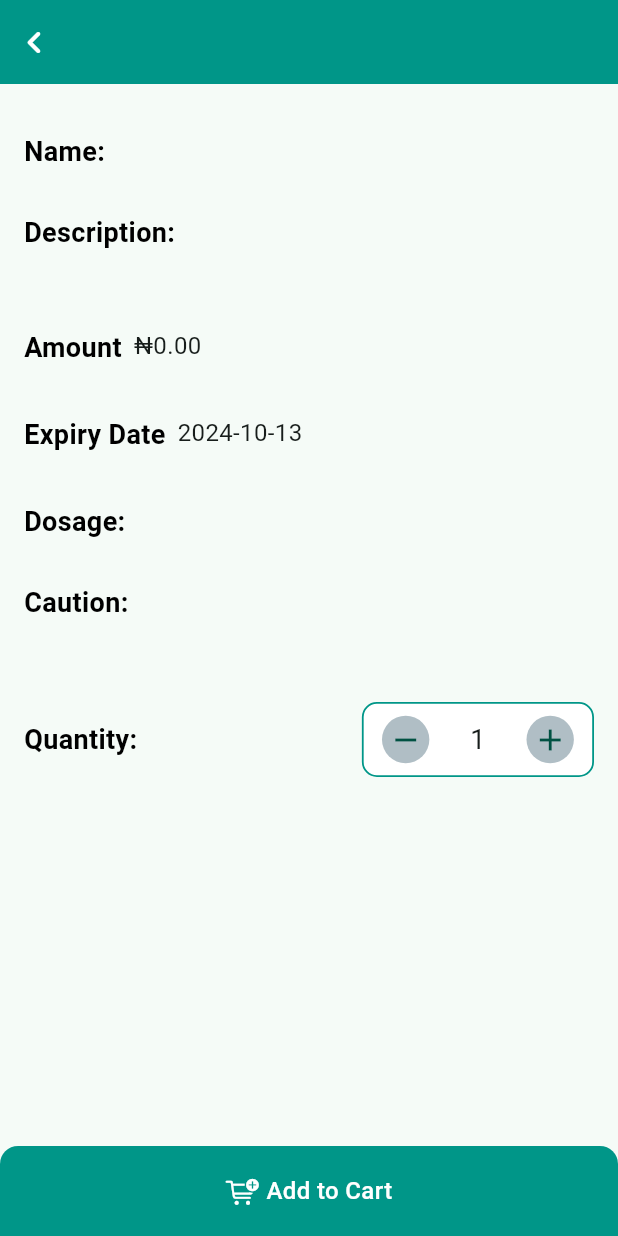
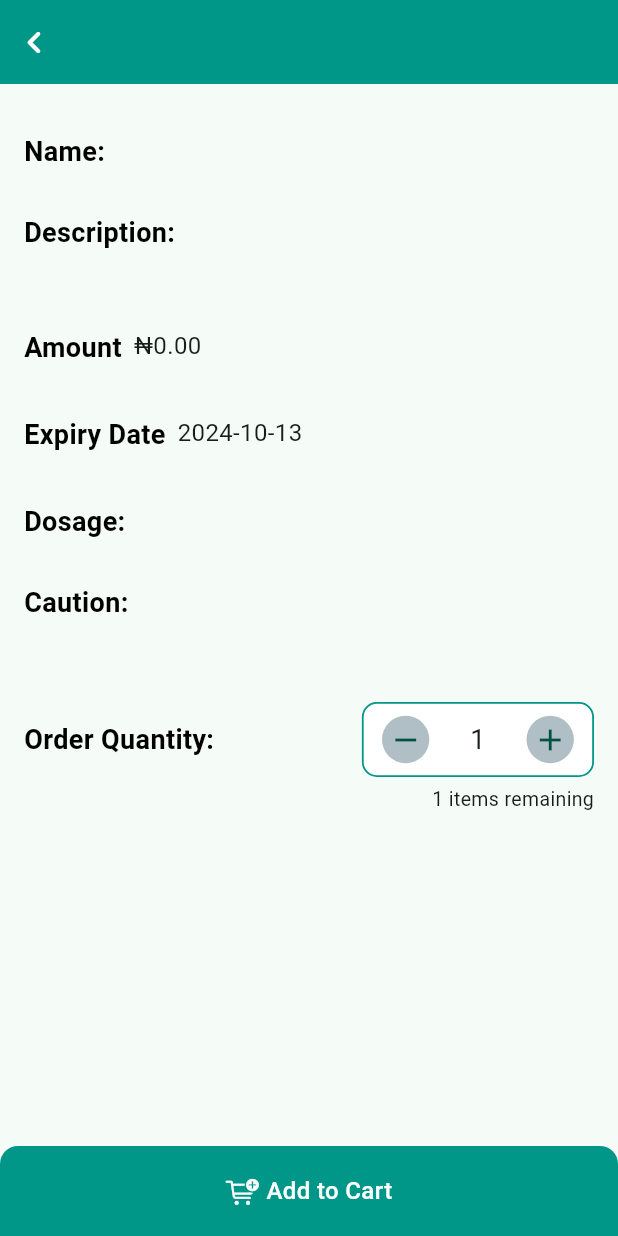
Before and after one commit to Enisco/pharmko, a Flutter app: the MedicineDetailsScreen screen opened directly with empty values, on a phone screen of 412 x 824 dp. Run offline on Flutter 3.47's test engine with Material 3 defaults, Android fonts, the phone set to English and light mode, and no system bars; our stand-ins replace dio, firebase_core, firebase_database, flutter_local_notifications, fluttertoast, geolocator and 3 more; missing offline and left inert: flutter_paystack_max, mqtt_client; accounts and stored records are empty.

```diff
--- a/lib/shared/custom_appbar.dart
+++ b/lib/shared/custom_appbar.dart
@@ -3,10 +3,11 @@ import 'package:pharmko/components/appstyles.dart';
 import 'package:pharmko/views/pharmacy_views/closed_tickets_view.dart';
 
 PreferredSizeWidget customAppbar(String titleTExt,
-    {BuildContext? context, bool? showActionIcon}) {
+    {BuildContext? context, bool? showLeading = false, bool? showActionIcon}) {
   return AppBar(
     automaticallyImplyLeading: false,
-    leading: Builder(builder: (context) {
+    leading: showLeading == true
+        ? Builder(builder: (context) {
             return IconButton(
               onPressed: () {
                 Navigator.pop(context);
@@ -17,7 +18,12 @@ PreferredSizeWidget customAppbar(String titleTExt,
                 size: 30,
               ),
             );
-    }),
+          })
+        : const Icon(
+            Icons.circle,
+            color: Colors.white,
+            size: 10,
+          ),
     leadingWidth: 30,
     title: Text(
       titleTExt,
--- a/lib/shared/medicine_store_card.dart
+++ b/lib/shared/medicine_store_card.dart
@@ -3,6 +3,7 @@ import 'package:get/get.dart';
 import 'package:pharmko/components/appstyles.dart';
 import 'package:pharmko/controllers/store_controller.dart';
 import 'package:pharmko/models/medicine_model.dart';
+import 'package:pharmko/shared/logger.dart';
 import 'package:pharmko/views/medicine_store/medicine_details_page.dart';
 
 class MedicineStoreCard extends StatefulWidget {
@@ -43,6 +44,7 @@ class _MedicineStoreCardState extends State<MedicineStoreCard> {
                     style: AppStyles.lightStyle().copyWith(fontSize: 14),
                   ),
                   onTap: () {
+                    logger.w(widget.medicine.toJson());
                     Navigator.push(
                       context,
                       MaterialPageRoute(
--- a/lib/views/medicine_store/medicine_details_page.dart
+++ b/lib/views/medicine_store/medicine_details_page.dart
@@ -23,7 +23,9 @@ class _MedicineDetailsScreenState extends State<MedicineDetailsScreen> {
 
   void _incrementQuantity() {
     setState(() {
+      if (_quantity < (widget.medicine.itemsRemaining ?? 0)) {
         _quantity++;
+      }
     });
   }
 
@@ -38,7 +40,7 @@ class _MedicineDetailsScreenState extends State<MedicineDetailsScreen> {
   @override
   Widget build(BuildContext context) {
     return Scaffold(
-      appBar: customAppbar(widget.medicine.name ?? ''),
+      appBar: customAppbar(widget.medicine.name ?? '', showLeading: true),
       body: Padding(
         padding: const EdgeInsets.all(16.0),
         child: Column(
@@ -65,7 +67,12 @@ class _MedicineDetailsScreenState extends State<MedicineDetailsScreen> {
                 "Amount", '₦${widget.medicine.amount?.toStringAsFixed(2)}'),
             _detailsCard(
               "Expiry Date",
-              widget.medicine.expiryDate?.toLocal().toString().split(' ')[0] ?? DateTime.now().add(Duration(days: 150)).toLocal().toString().split(' ')[0],
+              widget.medicine.expiryDate?.toLocal().toString().split(' ')[0] ??
+                  DateTime.now()
+                      .add(const Duration(days: 150))
+                      .toLocal()
+                      .toString()
+                      .split(' ')[0],
             ),
             _detailsCard("Dosage:", widget.medicine.dosage ?? 'Ask physician'),
             verticalSpacer(size: 12),
@@ -84,21 +91,43 @@ class _MedicineDetailsScreenState extends State<MedicineDetailsScreen> {
               ],
             ),
             verticalSpacer(size: 30),
-            Row(
+            (widget.medicine.itemsRemaining ?? 0) <= 0
+                ? Center(
+                    child: Text(
+                      'Out of stock',
+                      style: TextStyle(
+                          fontSize: 13, color: Colors.orange.shade800),
+                    ),
+                  )
+                : Row(
                     mainAxisAlignment: MainAxisAlignment.spaceBetween,
                     children: [
                       Text(
-                  "Quantity:",
+                        "Order Quantity:",
                         style: AppStyles.headerStyle(color: Colors.black),
                       ),
                       horizontalSpacer(size: 8),
                       _quantityCounter(),
                     ],
                   ),
+            verticalSpacer(size: 5),
+            (widget.medicine.itemsRemaining ?? 0) <= 0
+                ? const SizedBox.shrink()
+                : Row(
+                    mainAxisAlignment: MainAxisAlignment.end,
+                    children: [
+                      Text(
+                        ' ${widget.medicine.itemsRemaining} items remaining',
+                        style: const TextStyle(fontSize: 13),
+                      ),
+                    ],
+                  ),
           ],
         ),
       ),
-      bottomNavigationBar: InkWell(
+      bottomNavigationBar: (widget.medicine.itemsRemaining ?? 0) <= 0
+          ? const SizedBox.shrink()
+          : InkWell(
               onTap: () {
                 final medicineToCart = widget.medicine;
                 medicineToCart.orderQuantity = _quantity;
--- a/lib/views/pharmacy_views/pharmacy_active_orders_view.dart
+++ b/lib/views/pharmacy_views/pharmacy_active_orders_view.dart
@@ -17,11 +17,7 @@ class PharmacyActiveTicketPage extends StatelessWidget {
       initState: (state) => controller.refreshTicketData(),
       builder: (ctxt) {
         return Scaffold(
-          appBar: customAppbar(
-            "Active Ticket",
-            showActionIcon: true,
-            context: context,
-          ),
+          appBar: customAppbar("Active Ticket", context: context),
           body: controller.activeTicket == null
               ? Center(
                   child: Text(
--- a/lib/views/pharmacy_views/pharmacy_home.dart
+++ b/lib/views/pharmacy_views/pharmacy_home.dart
@@ -20,21 +20,17 @@ class _PharmacyHomePageState extends State<PharmacyHomePage>
   int _selectedIndex = 0;
 
   // List of section titles
-  final List<String> _sections = ['Home', 'Inventory', 'Tickets', 'Sales'];
+  final List<String> _sections = ['Home', 'Inventory', 'Sales'];
 
   // List of corresponding sections' widgets
   final List<Widget> _pages = [
-    // const Center(child: Icon(Icons.home, color: Colors.black)),
     PharmacyActiveTicketPage(),
     const Center(child: Text('Inventory Page')),
-    // const Center(child: Text('Tickets Page')),
     const ClosedTicketsListScreen(),
-    const Center(child: Text('Sales Page')),
   ];
   final List<IconData> _menuIcons = [
     Icons.home,
     Icons.shopping_cart_checkout_sharp,
-    Icons.recent_actors_outlined,
     Icons.money,
   ];
 
--- a/lib/views/widgets/active_ticket_view.dart
+++ b/lib/views/widgets/active_ticket_view.dart
@@ -569,8 +569,10 @@ class _ActiveTicketWidgetState extends State<ActiveTicketWidget> {
           Row(
             children: [
               Text("Phone Number: ", style: AppStyles.lightStyle(fontSize: 14)),
-              Text(ticket.buyer?.phoneNumber ?? '',
-                  style: AppStyles.regularStyle()),
+              Text(
+                ticket.buyer?.phoneNumber ?? '',
+                style: AppStyles.regularStyle(),
+              ),
             ],
           ),
         ],
```
Also changed, not shown: lib/controllers/pharmacy_controller.dart (+2 -16 lines), lib/controllers/store_controller.dart (+6 -21 lines), lib/models/medicine_model.dart (+7 -0 lines), lib/models/ticket_model.dart (+27 -11 lines), lib/services/firebase_repo.dart (+29 -1 lines), lib/views/pharmacy_views/closed_tickets_view.dart (+48 -9 lines). Lines whose indentation alone changed are shown as unchanged.
